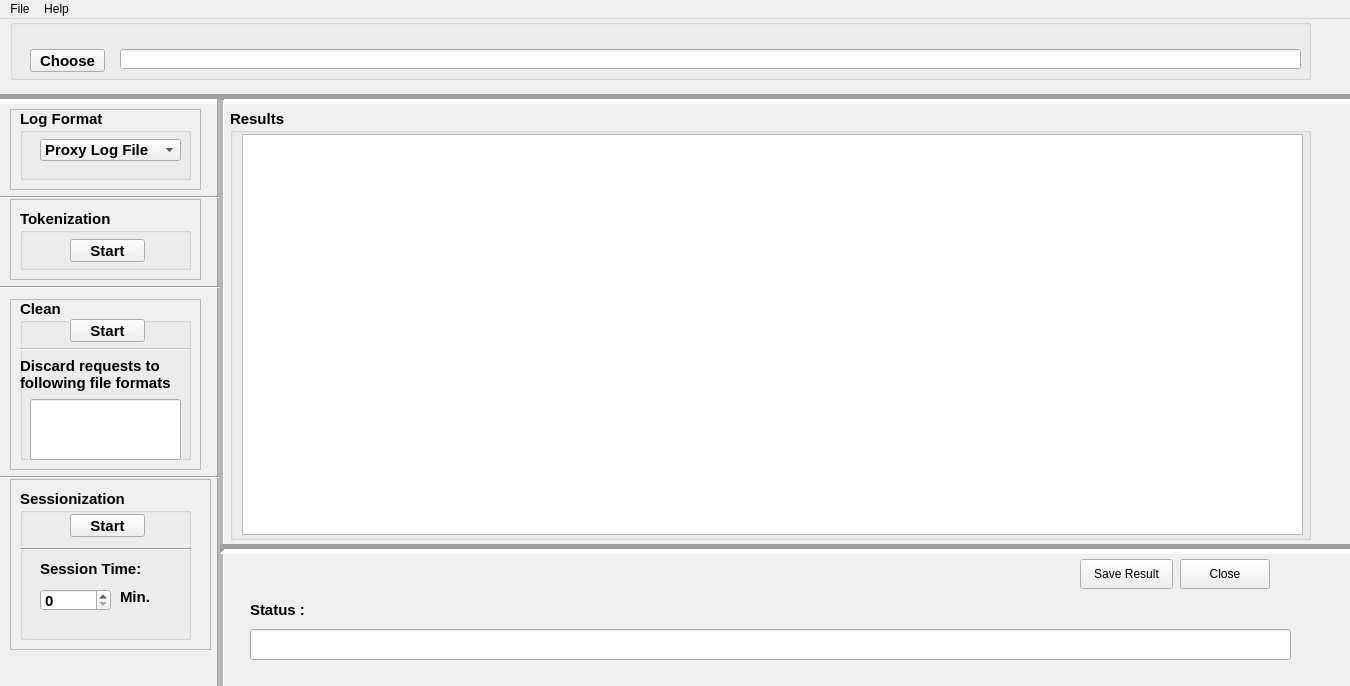
Above: ui_mainwindow.ui from jarifibrahim/projectStuff before the change. Below: the same form after it.
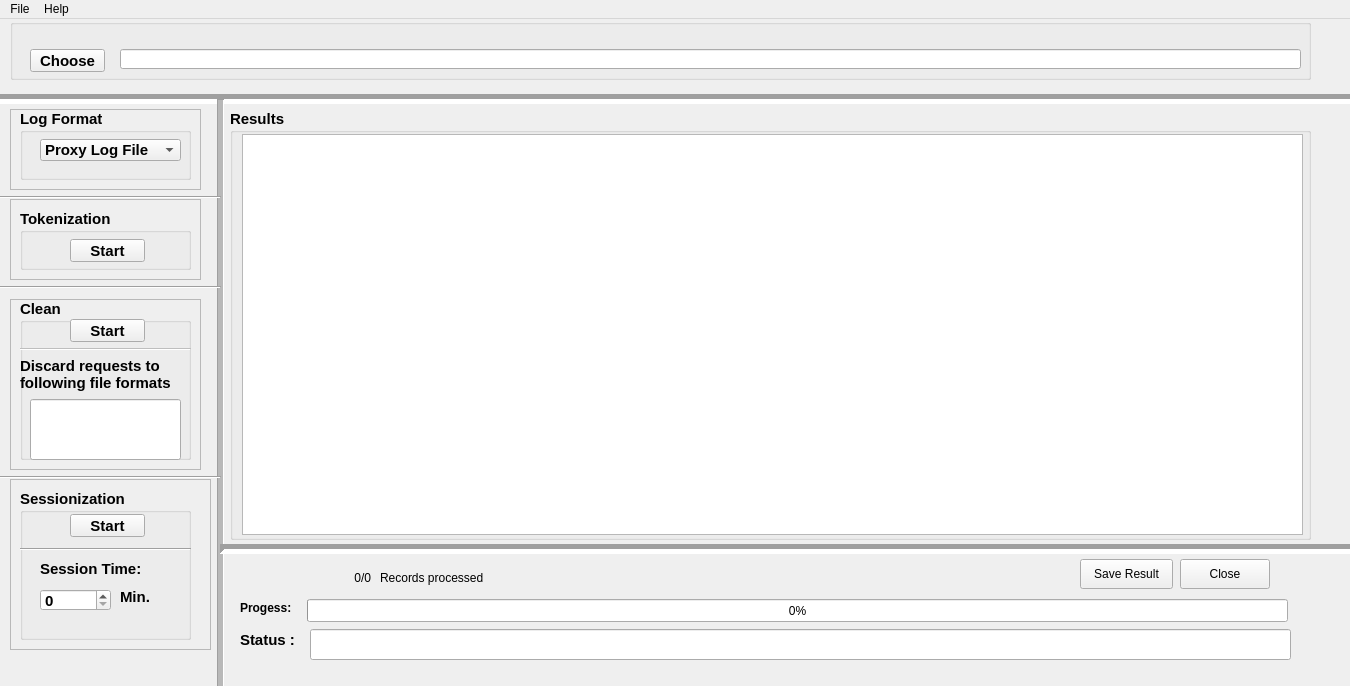
That is the form after the change.

The edit to the form file:
```diff
--- a/ui_mainwindow.ui
+++ b/ui_mainwindow.ui
@@ -859,8 +859,8 @@
    <widget class="QLabel" name="status_label">
     <property name="geometry">
      <rect>
-      <x>250</x>
-      <y>580</y>
+      <x>240</x>
+      <y>610</y>
       <width>71</width>
       <height>21</height>
      </rect>
@@ -882,9 +882,9 @@
     </property>
     <property name="geometry">
      <rect>
-      <x>250</x>
+      <x>310</x>
       <y>610</y>
-      <width>1041</width>
+      <width>981</width>
       <height>31</height>
      </rect>
     </property>
@@ -892,6 +892,67 @@
      <bool>true</bool>
     </property>
    </widget>
+   <widget class="QProgressBar" name="progressBar">
+    <property name="geometry">
+     <rect>
+      <x>307</x>
+      <y>580</y>
+      <width>981</width>
+      <height>23</height>
+     </rect>
+    </property>
+    <property name="value">
+     <number>0</number>
+    </property>
+   </widget>
+   <widget class="QLabel" name="label">
+    <property name="geometry">
+     <rect>
+      <x>240</x>
+      <y>580</y>
+      <width>68</width>
+      <height>17</height>
+     </rect>
+    </property>
+    <property name="font">
+     <font>
+      <weight>75</weight>
+      <bold>true</bold>
+     </font>
+    </property>
+    <property name="text">
+     <string>Progess:</string>
+    </property>
+   </widget>
+   <widget class="QLabel" name="records_processed_value_label">
+    <property name="geometry">
+     <rect>
+      <x>240</x>
+      <y>550</y>
+      <width>131</width>
+      <height>17</height>
+     </rect>
+    </property>
+    <property name="text">
+     <string>0/0</string>
+    </property>
+    <property name="alignment">
+     <set>Qt::AlignRight|Qt::AlignTrailing|Qt::AlignVCenter</set>
+    </property>
+   </widget>
+   <widget class="QLabel" name="records_processed_label">
+    <property name="geometry">
+     <rect>
+      <x>380</x>
+      <y>550</y>
+      <width>291</width>
+      <height>17</height>
+     </rect>
+    </property>
+    <property name="text">
+     <string>Records processed</string>
+    </property>
+   </widget>
   </widget>
   <widget class="QMenuBar" name="menubar">
    <property name="geometry">
```
